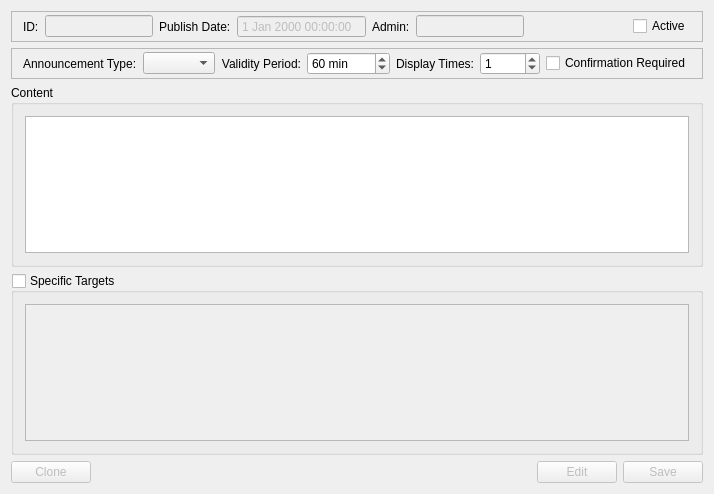
This is src/plugins/controlcenter/announcementmanagement/announcementinfowidget.ui in ihehui/managementsystem as Qt 5 draws it before an edit. The edited form follows.
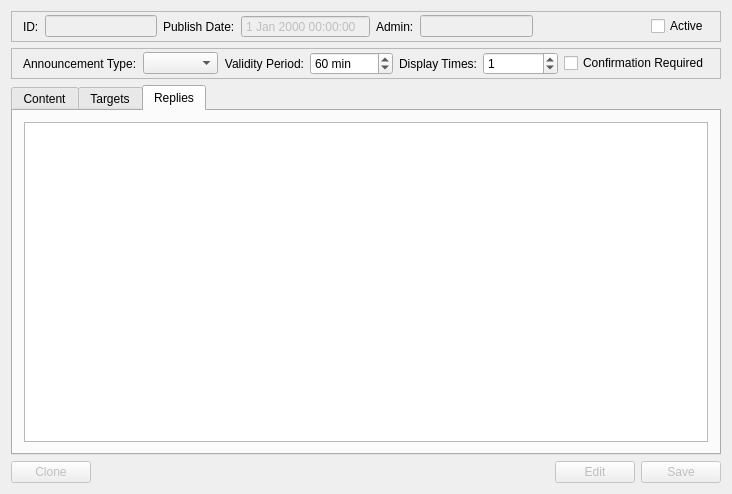
This is the edited form. The open tabs and pages were chosen to show the change.

The edit to the form file:
```diff
--- a/src/plugins/controlcenter/announcementmanagement/announcementinfowidget.ui
+++ b/src/plugins/controlcenter/announcementmanagement/announcementinfowidget.ui
@@ -6,7 +6,7 @@
    <rect>
     <x>0</x>
     <y>0</y>
-    <width>714</width>
+    <width>732</width>
     <height>494</height>
    </rect>
   </property>
@@ -194,6 +194,16 @@
     </widget>
    </item>
    <item>
+    <widget class="QTabWidget" name="tabWidget">
+     <property name="currentIndex">
+      <number>0</number>
+     </property>
+     <widget class="QWidget" name="tabContent">
+      <attribute name="title">
+       <string>Content</string>
+      </attribute>
+      <layout class="QVBoxLayout" name="verticalLayout_3">
+       <item>
     <widget class="QGroupBox" name="groupBoxAnnouncement">
      <property name="title">
       <string>Content</string>
@@ -205,6 +215,13 @@
      </layout>
     </widget>
    </item>
+      </layout>
+     </widget>
+     <widget class="QWidget" name="tabTargets">
+      <attribute name="title">
+       <string>Targets</string>
+      </attribute>
+      <layout class="QVBoxLayout" name="verticalLayout_2">
    <item>
     <widget class="QGroupBox" name="groupBoxTargets">
      <property name="title">
@@ -234,6 +251,20 @@
        </widget>
       </item>
      </layout>
+        </widget>
+       </item>
+      </layout>
+     </widget>
+     <widget class="QWidget" name="tabReplies">
+      <attribute name="title">
+       <string>Replies</string>
+      </attribute>
+      <layout class="QVBoxLayout" name="verticalLayout_4">
+       <item>
+        <widget class="QTextBrowser" name="textBrowserReplies"/>
+       </item>
+      </layout>
+     </widget>
     </widget>
    </item>
    <item>
```
Lines whose indentation alone changed are shown as unchanged.
